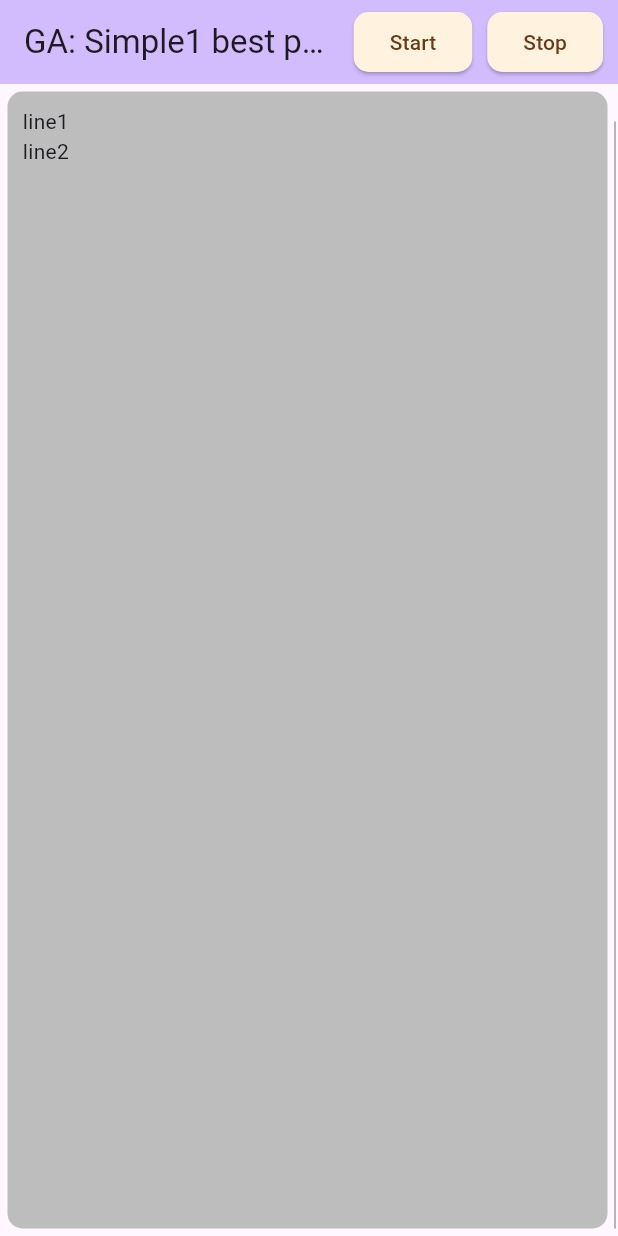
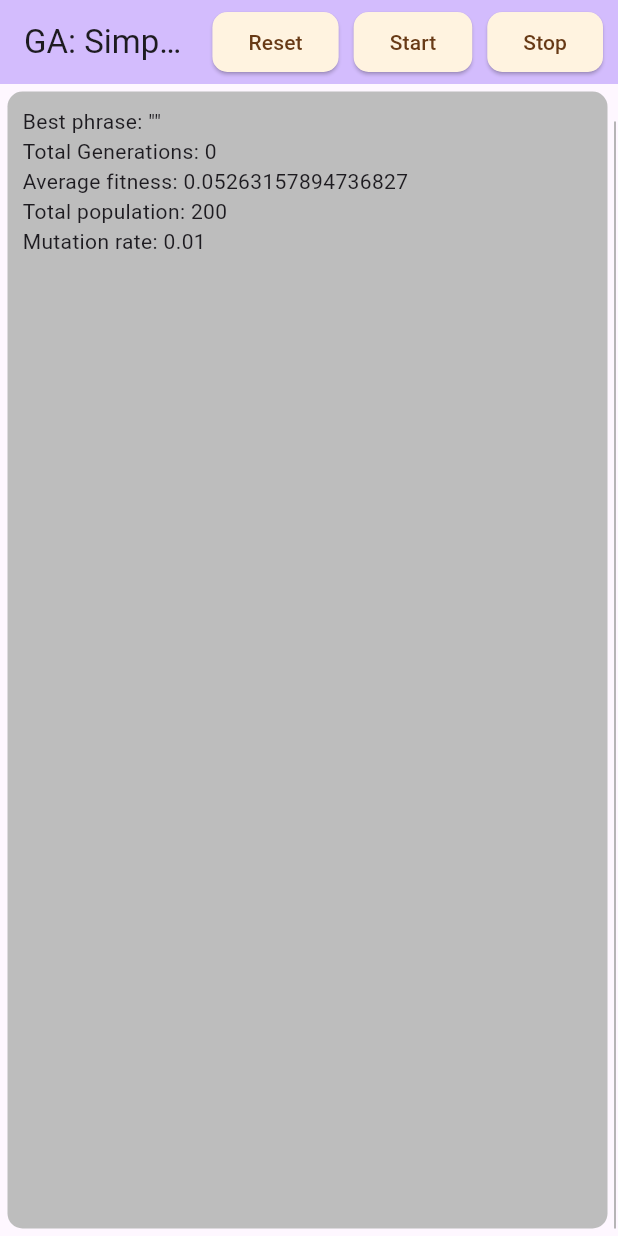
Before and after one commit to wdevore/GeneticAlgorithms, a Flutter app: the screen it shows after launch, on a phone screen of 412 x 824 dp. Run offline on Flutter 3.47's test engine with Material 3 defaults, Android fonts, the phone set to English and light mode, and no system bars; missing offline and left inert: num_remap.

Commit message:
added phrase list started adding isolate

```diff
--- a/projects/simple1_bestphrase/lib/app_state.dart
+++ b/projects/simple1_bestphrase/lib/app_state.dart
@@ -1,20 +1,38 @@
 import 'package:flutter/material.dart';
 
 import 'population.dart';
+import 'simulation.dart' as sim;
+import 'text_list_model.dart';
 
 class AppState extends ChangeNotifier {
+  late sim.Simulation simulation;
+
   String target = ''; // phrase
   int popmax = 0;
   double mutationRate = 0;
-  late Population population;
+  Population? population;
 
   bool stopped = true;
+
+  TextListModel textListModel = TextListModel();
+
+  AppState();
+
+  factory AppState.create() {
+    AppState appState = AppState();
+    appState.simulation = sim.Simulation(appState);
+
+    return appState;
+  }
 
   void setup() {
     target = 'To be or not to be.';
     popmax = 200;
     mutationRate = 0.01;
+    reset();
+  }
 
+  void reset() {
     // Create a population with a target phrase, mutation rate, and population max
     population = Population.create(target, mutationRate, popmax);
   }
--- a/projects/simple1_bestphrase/lib/main.dart
+++ b/projects/simple1_bestphrase/lib/main.dart
@@ -1,19 +1,18 @@
 import 'package:flutter/material.dart';
 import 'package:provider/provider.dart';
 import 'app_state.dart';
-import 'simulation.dart' as sim;
-
-final AppState appState = AppState()..setup();
-final sim.Simulation simulation = sim.Simulation(appState);
+import 'widgets/left_status_section_widget.dart';
+import 'widgets/right_phrases_section_widget.dart';
 
 void main() {
+  final AppState appState = AppState.create()..setup();
+
   runApp(
     ChangeNotifierProvider.value(
       value: appState,
       child: const MyApp(),
     ),
   );
-  runApp(const MyApp());
 }
 
 class MyApp extends StatelessWidget {
@@ -46,6 +45,8 @@ class _MyHomePageState extends State<MyHomePage> {
   //   left = fixed pos text, right = scrolling text
   @override
   Widget build(BuildContext context) {
+    AppState appState = context.read<AppState>();
+
     return Scaffold(
       appBar: AppBar(
         backgroundColor: Theme.of(context).colorScheme.inversePrimary,
@@ -53,8 +54,25 @@ class _MyHomePageState extends State<MyHomePage> {
         actions: [
           ElevatedButton(
             onPressed: () {
+              appState.reset();
+            },
+            style: ElevatedButton.styleFrom(
+              backgroundColor: Colors.orange.shade50,
+              foregroundColor: const Color.fromARGB(255, 104, 58, 22),
+              shape: RoundedRectangleBorder(
+                borderRadius: BorderRadius.circular(10.0),
+              ),
+            ),
+            child: const Tooltip(
+              message: 'Reset Algorithm',
+              child: Text('Reset'),
+            ),
+          ),
+          const SizedBox(width: 10),
+          ElevatedButton(
+            onPressed: () {
               appState.start();
-                simulation.simulate();
+              appState.simulation.simulate();
             },
             style: ElevatedButton.styleFrom(
               backgroundColor: Colors.orange.shade50,
@@ -88,38 +106,13 @@ class _MyHomePageState extends State<MyHomePage> {
           const SizedBox(width: 10),
         ],
       ),
-        // A single Row with
-        //
-        // -----------------------------------------
-        // |                       |               |
-        // |                       |               |
-        // |                       |               |
-        // |                       |               |
-        // | xxxxxx                |               |
-        // | xxxxxx                |               |
-        // | xxxxxx                |               |
-        // -----------------------------------------
-        body: Container(
+      body: Consumer<AppState>(
+        builder: (BuildContext context, AppState value, Widget? child) {
+          return Container(
             padding: const EdgeInsets.all(5),
             child: Row(
               children: [
-              SizedBox(
-                width: 400,
-                child: Container(
-                  padding: const EdgeInsets.all(10),
-                  decoration: BoxDecoration(
-                    borderRadius: BorderRadius.circular(10),
-                    color: Colors.grey.shade400,
-                  ),
-                  child: const Column(
-                    crossAxisAlignment: CrossAxisAlignment.start,
-                    children: [
-                      Text('line1'),
-                      Text('line2'),
-                    ],
-                  ),
-                ),
-              ),
+                LeftStatusSectionWidget(appState: value),
                 const VerticalDivider(
                   width: 10,
                   thickness: 1,
@@ -128,29 +121,13 @@ class _MyHomePageState extends State<MyHomePage> {
                   color: Colors.grey,
                 ),
                 Expanded(
-                child: Container(
-                  decoration: BoxDecoration(
-                      borderRadius: BorderRadius.circular(10),
-                      color: Colors.grey.shade200),
-                ),
+                  child: RightPhrasesSectionWidget(appState: value),
                 ),
               ],
             ),
-        )
-        // const Row(
-        //   mainAxisAlignment: MainAxisAlignment.start,
-        //   children: <Widget>[
-        //      Text(
-        //       'You have pushed the button this many times:',
-        //     ),
-
-        //   ],
-        // ),
-        // floatingActionButton: FloatingActionButton(
-        //   onPressed: () {},
-        //   tooltip: 'Increment',
-        //   child: const Icon(Icons.add),
-        // ), // This trailing comma makes auto-formatting nicer for build methods.
+          );
+        },
+      ),
     );
   }
 }
--- a/projects/simple1_bestphrase/lib/population.dart
+++ b/projects/simple1_bestphrase/lib/population.dart
@@ -9,6 +9,7 @@ import 'dna.dart';
 
 class Population {
   Random rando = Random();
+  static const int maxPhrases = 100;
 
   // Array to hold the current population
   List<DNA> population = [];
@@ -119,18 +120,30 @@ class Population {
   }
 
   /// Compute average fitness for the population
-  // double getAverageFitness() {
-  //   double total = 0.0;
-  //   for (var dna in population) {
-  //     total += dna.fitness;
-  //   }
-  //   return total / population.length;
-  // }
+  double get averageFitness {
+    double total = 0.0;
+    for (var dna in population) {
+      total += dna.fitness;
+    }
+    return total / population.length;
+  }
+
+  List<String> get phraseSubset {
+    List<String> lst = [];
+
+    int displayLimit = min(population.length, maxPhrases);
+
+    for (var i = 0; i < displayLimit; i++) {
+      lst.add(population[i].phrase);
+    }
+
+    return lst;
+  }
 
   String get allPhrases {
     String everything = "";
 
-    int displayLimit = min(population.length, 50);
+    int displayLimit = min(population.length, maxPhrases);
 
     for (var i = 0; i < displayLimit; i++) {
       everything += 'population[i].phrase\n';
--- a/projects/simple1_bestphrase/lib/simulation.dart
+++ b/projects/simple1_bestphrase/lib/simulation.dart
@@ -9,7 +9,7 @@ class Simulation {
   Simulation(this.ast);
 
   void simulate() {
-    Population pop = ast.population;
+    Population pop = ast.population!;
 
     do {
       // Generate mating pool
@@ -21,48 +21,19 @@ class Simulation {
 
       pop.evaluate();
 
-      // int gen = pop.generations;
-      // String best = pop.best;
-      // double world = pop.worldrecord;
       // debugPrint(
       //     'Gen: ${pop.generations}, best: ${pop.best}, world: ${pop.worldrecord}');
 
       // update display
-      ast.update();
+      // ast.update();
       // Future.delayed(const Duration(milliseconds: 1));
 
       // If we found the target phrase, stop
       //  && !ast.stopped
     } while (!pop.finished);
 
+    ast.update();
+
     debugPrint('Simulation complete');
   }
-
-  // void simulate() async {
-  //   // Future.delayed(const Duration(milliseconds: 1));
-  //   await Future.doWhile(
-  //     () async {
-  //       Population pop = ast.population;
-
-  //       // Generate mating pool
-  //       pop.naturalSelection();
-  //       //Create next generation
-  //       pop.generate();
-  //       // Calculate fitness
-  //       pop.calcFitness();
-
-  //       pop.evaluate();
-
-  //       // update display
-  //       ast.update();
-
-  //       // If we found the target phrase, stop
-  //       if (pop.finished || ast.stopped) {
-  //         return true;
-  //       } else {
-  //         return false;
-  //       }
-  //     },
-  //   );
-  // }
 }
--- /dev/null
+++ b/projects/simple1_bestphrase/lib/text_list_model.dart
@@ -0,0 +1,51 @@
+import 'dart:math';
+
+class TextListModel {
+  List<String> lines = [];
+  int lineCnt = 0;
+  static const windowSize = 150;
+  static const bufferSize = 150;
+
+  // Indices range from 0 to lines.length().
+  int indexStart = 0;
+  int indexEnd = windowSize;
+
+  TextListModel() {
+    lineCnt = lines.length;
+    scrollToBottom();
+  }
+
+  void scrollToBottom() {
+    indexStart = max(lines.length - windowSize, 0);
+    indexEnd = lines.length;
+  }
+
+  void addLine(String text) {
+    lineCnt++;
+    lines.add(text);
+    if (lines.length > bufferSize) {
+      lines.removeAt(0);
+    }
+    scrollToBottom();
+  }
+
+  // Scrolling up means incrementing the index only if there are more
+  // lines of than could be visible in the view.
+  void scrollUp() {
+    // Increment indices which moves the window.
+    if (indexEnd == lines.length) {
+      return; // Can't move
+    }
+    indexStart++;
+    indexEnd++;
+  }
+
+  void scrollDown() {
+    // Decrement indices which moves the window
+    if (indexStart == 0) {
+      return; // Can't move
+    }
+    indexStart--;
+    indexEnd--;
+  }
+}
--- /dev/null
+++ b/projects/simple1_bestphrase/lib/widgets/left_status_section_widget.dart
@@ -0,0 +1,64 @@
+import 'package:flutter/material.dart';
+
+import '../app_state.dart';
+import '../population.dart';
+
+// -----------------------------------------
+// | xxxxxx                |lkajlfkgjalfds |
+// | xxxxxx                |cxz.,ncoicxwld |
+// | xxxxxx                |zxopghzpnwe.fg |
+// |                       |               |
+// |                       |               |
+// |                       |               |
+// |                       |               |
+// -----------------------------------------
+//          LEFT              RIGHT
+class LeftStatusSectionWidget extends StatefulWidget {
+  const LeftStatusSectionWidget({super.key, required this.appState});
+
+  final AppState appState;
+
+  @override
+  State<LeftStatusSectionWidget> createState() =>
+      _LeftStatusSectionWidgetState();
+}
+
+class _LeftStatusSectionWidgetState extends State<LeftStatusSectionWidget> {
+  @override
+  Widget build(BuildContext context) {
+    Population? pop = widget.appState.population;
+    if (pop == null) {
+      return SizedBox(
+        width: 400,
+        child: Container(
+          padding: const EdgeInsets.all(10),
+          decoration: BoxDecoration(
+            borderRadius: BorderRadius.circular(10),
+            color: Colors.grey.shade400,
+          ),
+        ),
+      );
+    }
+
+    return SizedBox(
+      width: 400,
+      child: Container(
+        padding: const EdgeInsets.all(10),
+        decoration: BoxDecoration(
+          borderRadius: BorderRadius.circular(10),
+          color: Colors.grey.shade400,
+        ),
+        child: Column(
+          crossAxisAlignment: CrossAxisAlignment.start,
+          children: [
+            Text('Best phrase: "${pop.best}"'),
+            Text('Total Generations: ${pop.generations}'),
+            Text('Average fitness: ${pop.averageFitness}'),
+            Text('Total population: ${widget.appState.popmax}'),
+            Text('Mutation rate: ${widget.appState.mutationRate}'),
+          ],
+        ),
+      ),
+    );
+  }
+}
```
Also changed, not shown: projects/simple1_bestphrase/lib/simulation_isolate.dart (added, +74 -0 lines), projects/simple1_bestphrase/lib/widgets/right_phrases_section_widget.dart (added, +62 -0 lines), projects/simple1_bestphrase/lib/widgets/text_scrolling_widget.dart (added, +30 -0 lines), 1 other file. Lines whose indentation alone changed are shown as unchanged.
